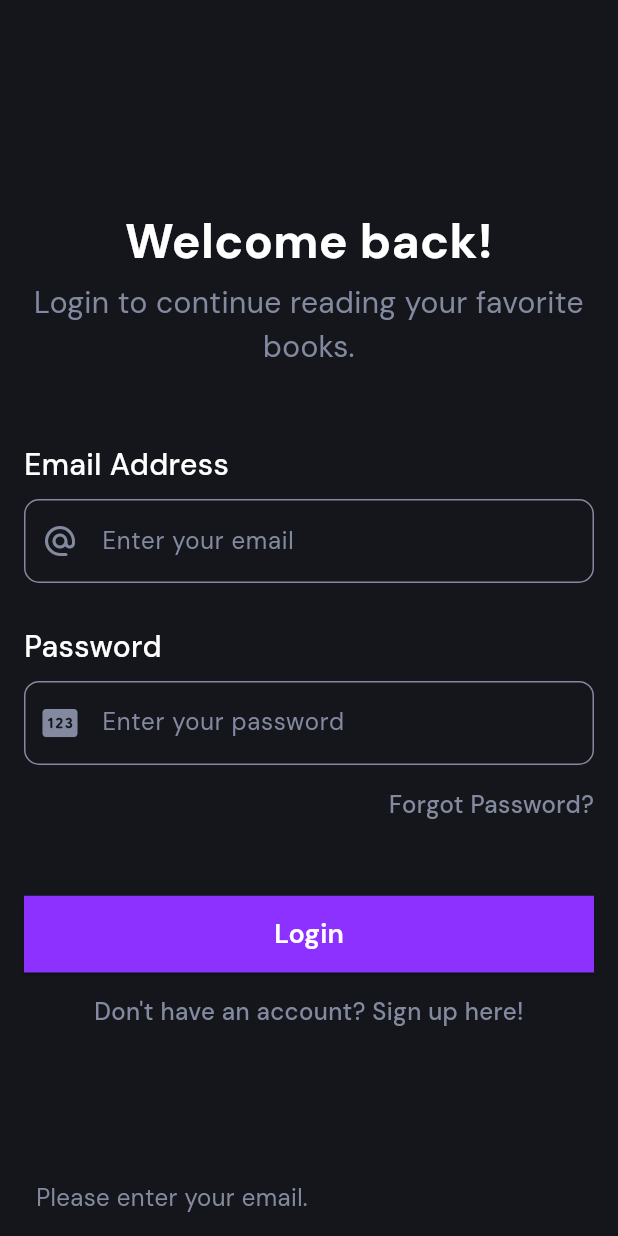
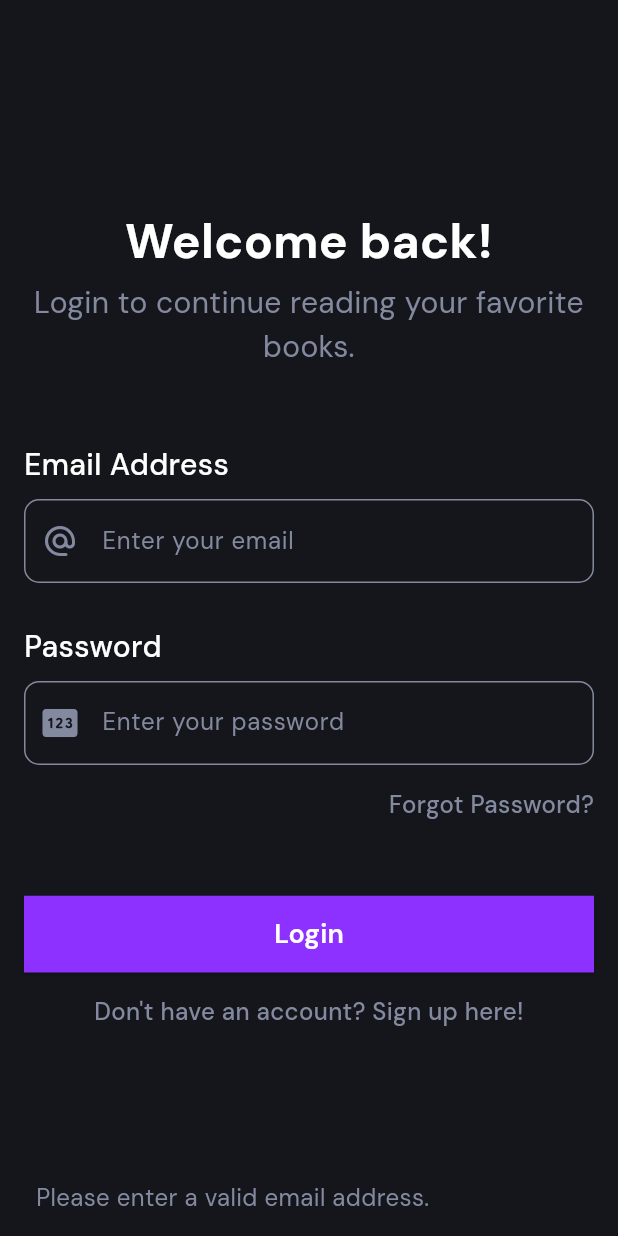
Before and after one commit to Maheen-Ilyas/ReadHaven, a Flutter app: the Login screen opened by its route, after a tap on "Login", on a phone screen of 412 x 824 dp. Run offline on Flutter 3.47's test engine with Material 3 defaults, Android fonts, the phone set to English and light mode, and no system bars; our stand-ins replace get, google_fonts, supabase_flutter; accounts and stored records are empty.

Commit message:
Login logic to be corrected

```diff
--- a/lib/constants/routes.dart
+++ b/lib/constants/routes.dart
@@ -2,3 +2,4 @@ const loginRoute = '/login';
 const signupRoute = '/signup';
 const enterNameRoute = '/entername';
 const addBookRoute = '/addbook';
+const navBarRoute = '/navbar';
--- a/lib/controller/login_controller.dart
+++ b/lib/controller/login_controller.dart
@@ -1,10 +1,55 @@
 import 'package:flutter/material.dart';
 import 'package:get/get.dart';
-import 'package:readhaven/constants/theme.dart';
+import 'package:readhaven/constants/routes.dart';
+import 'package:readhaven/widgets/snackbar.dart';
+import 'package:supabase_flutter/supabase_flutter.dart';
 
 class LoginController extends GetxController {
   final TextEditingController emailController = TextEditingController();
   final TextEditingController passwordController = TextEditingController();
+
+  final SupabaseClient _supabaseClient = Supabase.instance.client;
+
+  void fieldVerificationAndLogin(BuildContext context) async {
+    if (emailController.text.isEmpty || passwordController.text.isEmpty) {
+      if (emailController.text.isEmpty || !emailController.text.contains('@')) {
+        showSnackBar(context, 'Please enter a valid email address.');
+        return;
+      }
+      if (passwordController.text.isEmpty ||
+          passwordController.text.length < 8) {
+        showSnackBar(context,
+            'Please enter a valid password with 8 characters or more.');
+        return;
+      }
+      showSnackBar(context, 'Enter all your details.');
+      return;
+    }
+
+    if (emailController.text.isNotEmpty && passwordController.text.isNotEmpty) {
+      final email = emailController.text;
+      final password = passwordController.text;
+
+      try {
+        final response = await login(email, password);
+        if (!context.mounted) return;
+        if (response.user != null) {
+          Get.toNamed(navBarRoute);
+        } else {
+          showSnackBar(context, 'Login failed. Try again.');
+        }
+      } catch (e) {
+        showSnackBar(context, 'An error occurred. Please try again.');
+      }
+    }
+  }
+
+  Future<AuthResponse> login(String email, String password) async {
+    return await _supabaseClient.auth.signInWithPassword(
+      email: email,
+      password: password,
+    );
+  }
 
   @override
   void onClose() {
@@ -12,49 +57,4 @@ class LoginController extends GetxController {
     passwordController.dispose();
     super.onClose();
   }
-
-  void fieldVerification(BuildContext context) {
-    if (emailController.text.isEmpty || passwordController.text.isEmpty) {
-      if (emailController.text.isEmpty) {
-        ScaffoldMessenger.of(context).showSnackBar(
-          SnackBar(
-            backgroundColor: AppTheme.backgroundColor,
-            content: Text(
-              'Please enter your email.',
-              style: TextStyle(
-                color: AppTheme.secondaryTextColor,
-                fontSize: 16.0,
-              ),
-            ),
-          ),
-        );
-      } else if (passwordController.text.isEmpty) {
-        ScaffoldMessenger.of(context).showSnackBar(
-          SnackBar(
-            backgroundColor: AppTheme.backgroundColor,
-            content: Text(
-              'Please enter your password.',
-              style: TextStyle(
-                color: AppTheme.secondaryTextColor,
-                fontSize: 16.0,
-              ),
-            ),
-          ),
-        );
-      } else {
-        ScaffoldMessenger.of(context).showSnackBar(
-          SnackBar(
-            backgroundColor: AppTheme.backgroundColor,
-            content: Text(
-              'Enter all your details.',
-              style: TextStyle(
-                color: AppTheme.secondaryTextColor,
-                fontSize: 16.0,
-              ),
-            ),
-          ),
-        );
-      }
-    }
-  }
 }
--- a/lib/views/auth/login.dart
+++ b/lib/views/auth/login.dart
@@ -108,8 +108,8 @@ class _LoginState extends State<Login> {
                   ),
                   SizedBox(height: screenHeight * 0.06),
                   ElevatedButton(
-                    onPressed: () {
-                      controller.fieldVerification(context);
+                    onPressed: () async {
+                      controller.fieldVerificationAndLogin(context);
                     },
                     style: ElevatedButton.styleFrom(
                       backgroundColor: AppTheme.buttonColor,
--- a/lib/views/auth/signup.dart
+++ b/lib/views/auth/signup.dart
@@ -118,8 +118,7 @@ class _SignupState extends State<Signup> {
                   SizedBox(height: screenHeight * 0.06),
                   ElevatedButton(
                     onPressed: () {
-                      // controller.fieldVerification(context);
-                      Get.toNamed(enterNameRoute);
+                      controller.fieldVerificationAndSignup(context);
                     },
                     style: ElevatedButton.styleFrom(
                       backgroundColor: AppTheme.buttonColor,
--- a/lib/widgets/custom_textfiled.dart
+++ b/lib/widgets/custom_textfiled.dart
@@ -24,7 +24,7 @@ class CustomTextField extends StatelessWidget {
         color: AppTheme.primayTextColor,
       ),
       obscureText: obscureText,
-      cursorColor: Colors.black87,
+      cursorColor: AppTheme.primayTextColor,
       decoration: InputDecoration(
         hintText: hintText,
         hintStyle: const TextStyle(
--- /dev/null
+++ b/lib/widgets/snackbar.dart
@@ -0,0 +1,17 @@
+import 'package:flutter/material.dart';
+import 'package:readhaven/constants/theme.dart';
+
+void showSnackBar(BuildContext context, String message) {
+    ScaffoldMessenger.of(context).showSnackBar(
+      SnackBar(
+        backgroundColor: AppTheme.backgroundColor,
+        content: Text(
+          message,
+          style: TextStyle(
+            color: AppTheme.secondaryTextColor,
+            fontSize: 16.0,
+          ),
+        ),
+      ),
+    );
+  }
```
Also changed, not shown: lib/controller/signup_controller.dart (+59 -75 lines), lib/main.dart (+7 -2 lines), lib/views/navbar/navbar.dart (added), 1 other file.
